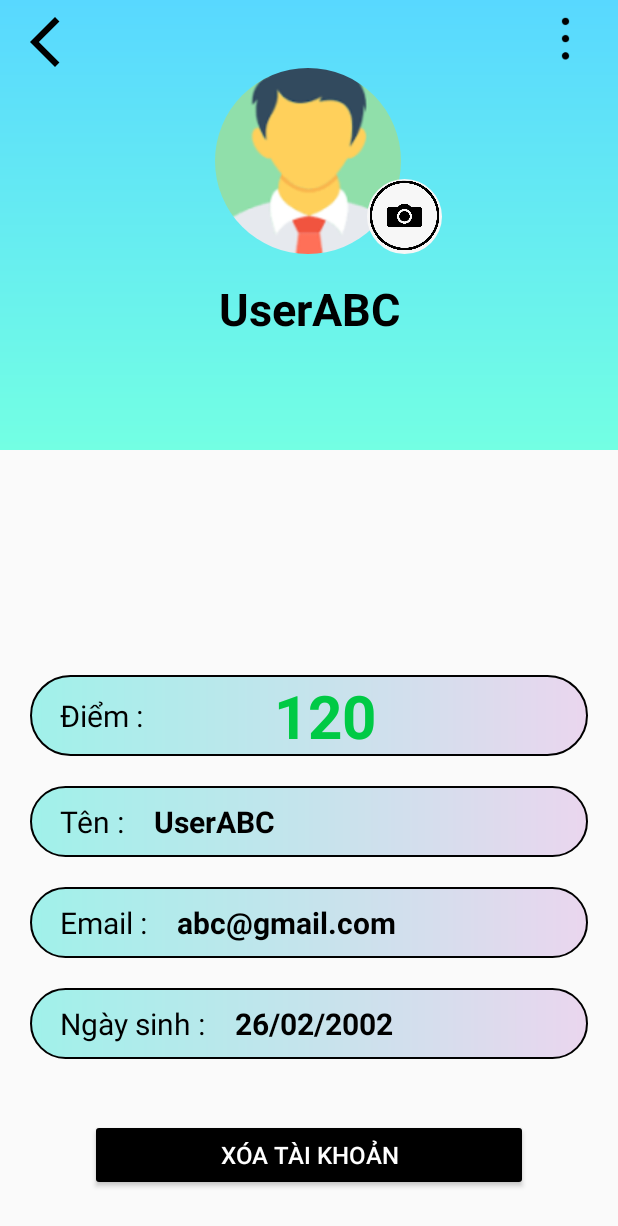
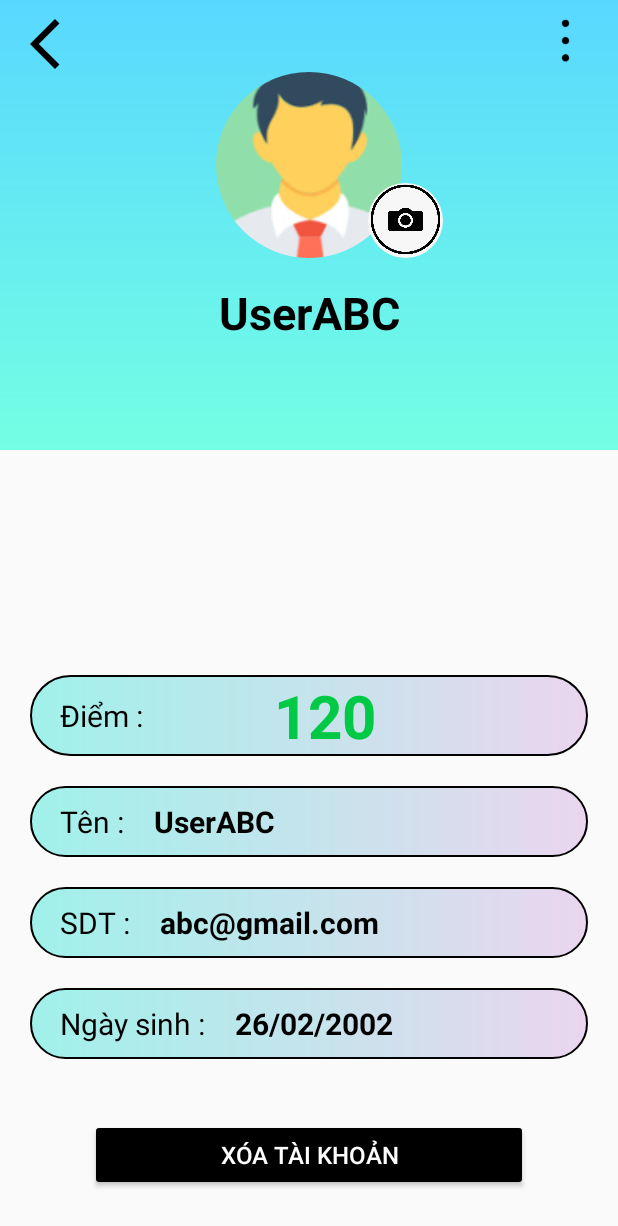
Before and after one commit to thquan105/androidstudio_iosteam, an Android app: the layout activity_hoso.xml on its own in the app's theme, with its tools: preview values and no code run, on a phone screen of 412 x 824 dp. Shown: the top 1226 px of the screen. Run offline under Robolectric (Android 15) with nearby library versions, the phone set to English and light mode, and no system bars.

Commit message:
update change info

```diff
--- a/app/src/main/res/layout/activity_hoso.xml
+++ b/app/src/main/res/layout/activity_hoso.xml
@@ -25,13 +25,13 @@
             app:layout_constraintBottom_toBottomOf="parent"
             app:layout_constraintEnd_toEndOf="parent"
             app:layout_constraintHeight_percent=".2"
-            app:layout_constraintHorizontal_bias="0.497"
             app:layout_constraintStart_toStartOf="parent"
             app:layout_constraintTop_toTopOf="parent"
-            app:layout_constraintVertical_bias="0.259"
+            app:layout_constraintVertical_bias="0.272"
             app:layout_constraintWidth_percent=".5" />
 
         <de.hdodenhof.circleimageview.CircleImageView
+            android:id="@+id/imgAvtUpdate"
             android:layout_width="50dp"
             android:layout_height="50dp"
             android:src="@drawable/ic_add_avt"
@@ -76,6 +76,7 @@
             tools:ignore="SpeakableTextPresentCheck" />
 
         <ImageView
+            android:id="@+id/imgback"
             android:layout_width="40dp"
             android:layout_height="40dp"
             android:layout_marginLeft="10dp"
@@ -177,7 +178,7 @@
                 android:paddingLeft="20dp"
                 android:paddingTop="10dp"
                 android:paddingBottom="10dp"
-                android:text="Email :"
+                android:text="SDT :"
                 android:textColor="@color/black"
                 android:textSize="20sp" />
 
@@ -226,7 +227,7 @@
         </LinearLayout>
 
         <Button
-            android:id="@+id/button"
+            android:id="@+id/btnDeleteAccount"
             android:layout_width="match_parent"
             android:layout_height="wrap_content"
             android:layout_marginHorizontal="40dp"
```
